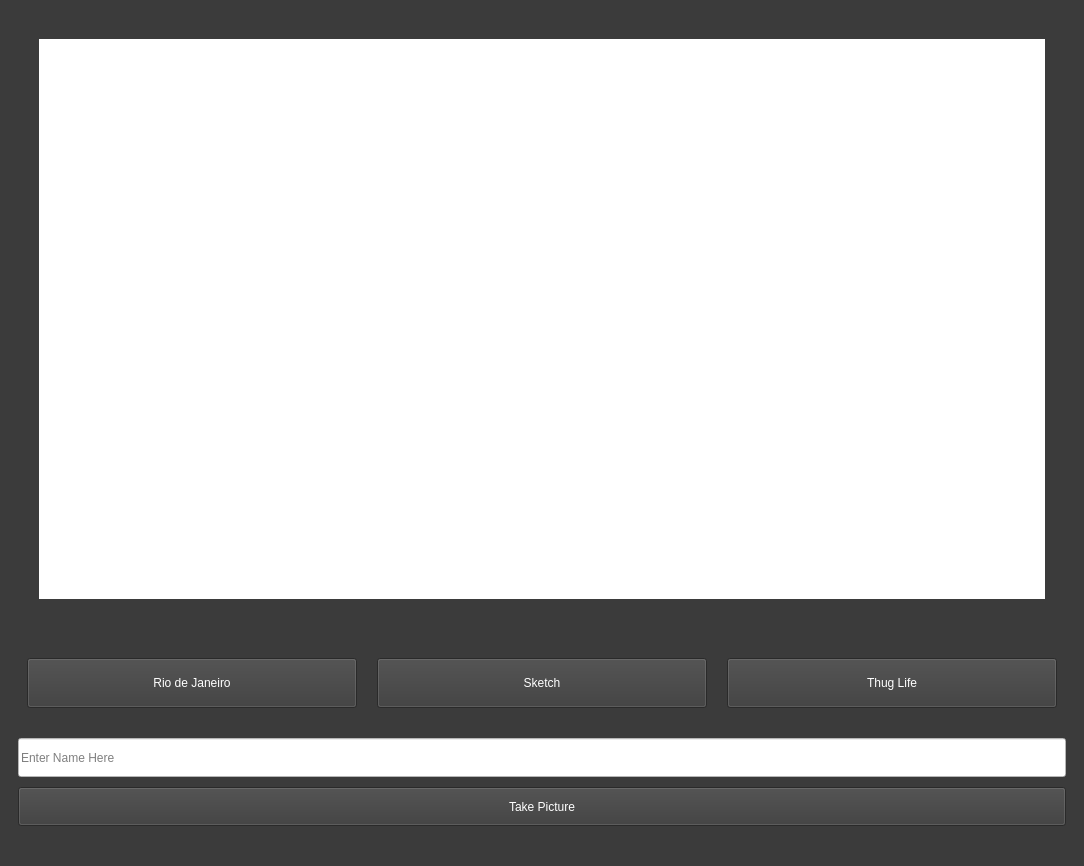
joelmakes/FilterMe, file Form/main_window.ui: the form before one commit.
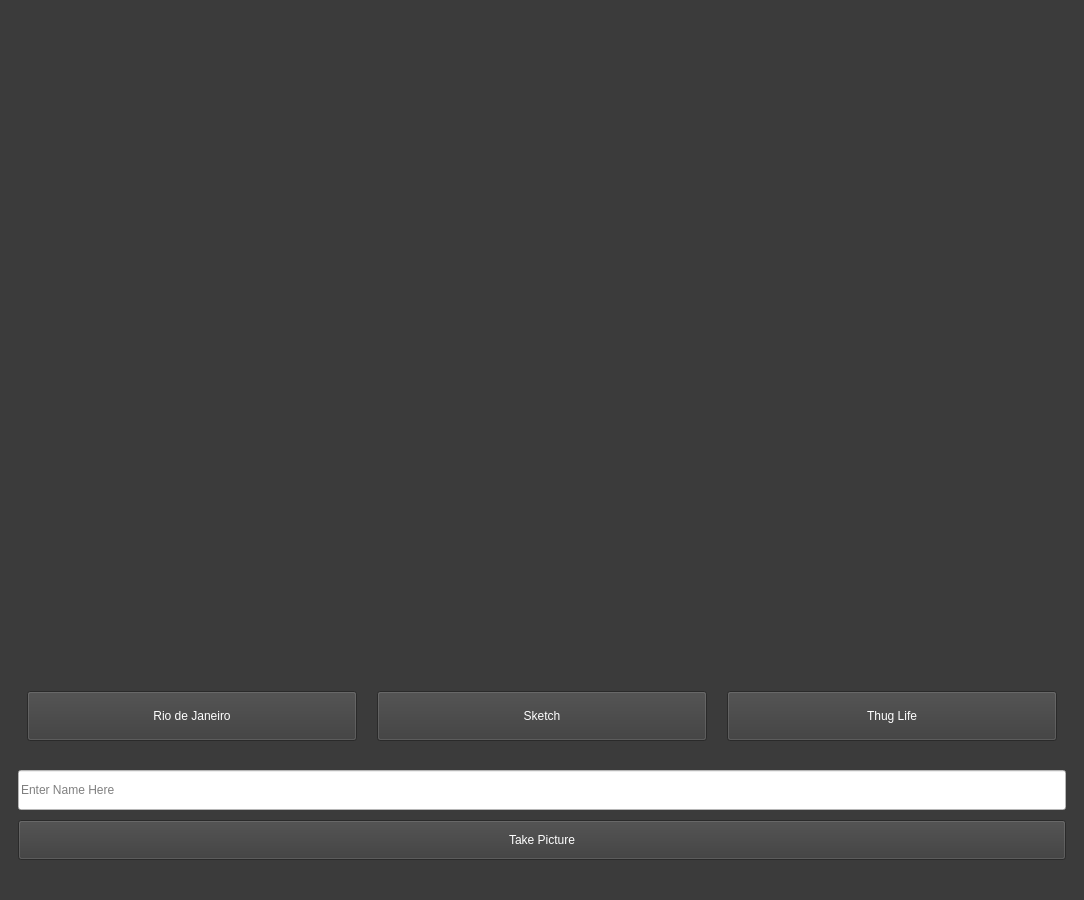
The form after the commit.

Commit message: Updated window/buttons/text/webcam minimum sizing

```diff
--- a/Form/main_window.ui
+++ b/Form/main_window.ui
@@ -7,7 +7,7 @@
     <x>0</x>
     <y>0</y>
     <width>1084</width>
-    <height>866</height>
+    <height>900</height>
    </rect>
   </property>
   <property name="sizePolicy">
@@ -18,8 +18,8 @@
   </property>
   <property name="minimumSize">
    <size>
-    <width>1084</width>
-    <height>866</height>
+    <width>1000</width>
+    <height>900</height>
    </size>
   </property>
   <property name="maximumSize">
@@ -85,8 +85,8 @@
          <bool>false</bool>
         </property>
         <property name="styleSheet">
-         <string notr="true">background-color: rgb(255, 255, 255);
-color: rgb(0, 0, 0);</string>
+         <string notr="true">background-color: rgb(59, 59, 59);
+</string>
         </property>
         <property name="text">
          <string/>
@@ -98,7 +98,7 @@
          <bool>false</bool>
         </property>
         <property name="alignment">
-         <set>Qt::AlignmentFlag::AlignJustify|Qt::AlignmentFlag::AlignVCenter</set>
+         <set>Qt::AlignmentFlag::AlignCenter</set>
         </property>
        </widget>
       </item>
@@ -144,6 +144,12 @@
             </property>
             <item>
              <widget class="QPushButton" name="button_rio">
+              <property name="minimumSize">
+               <size>
+                <width>300</width>
+                <height>40</height>
+               </size>
+              </property>
               <property name="maximumSize">
                <size>
                 <width>400</width>
@@ -157,6 +163,12 @@
             </item>
             <item>
              <widget class="QPushButton" name="button_sketch">
+              <property name="minimumSize">
+               <size>
+                <width>300</width>
+                <height>40</height>
+               </size>
+              </property>
               <property name="maximumSize">
                <size>
                 <width>400</width>
@@ -170,6 +182,12 @@
             </item>
             <item>
              <widget class="QPushButton" name="button_glasses">
+              <property name="minimumSize">
+               <size>
+                <width>300</width>
+                <height>40</height>
+               </size>
+              </property>
               <property name="maximumSize">
                <size>
                 <width>400</width>
@@ -216,6 +234,12 @@
            </property>
            <item>
             <widget class="QLineEdit" name="QLineEdit_insert_username">
+             <property name="minimumSize">
+              <size>
+               <width>800</width>
+               <height>40</height>
+              </size>
+             </property>
              <property name="maximumSize">
               <size>
                <width>1300</width>
@@ -239,7 +263,13 @@
             <number>0</number>
            </property>
            <item>
-            <widget class="QPushButton" name="button_take_photo_button">
+            <widget class="QPushButton" name="button_take_photo">
+             <property name="minimumSize">
+              <size>
+               <width>800</width>
+               <height>40</height>
+              </size>
+             </property>
              <property name="maximumSize">
               <size>
                <width>1300</width>
```
